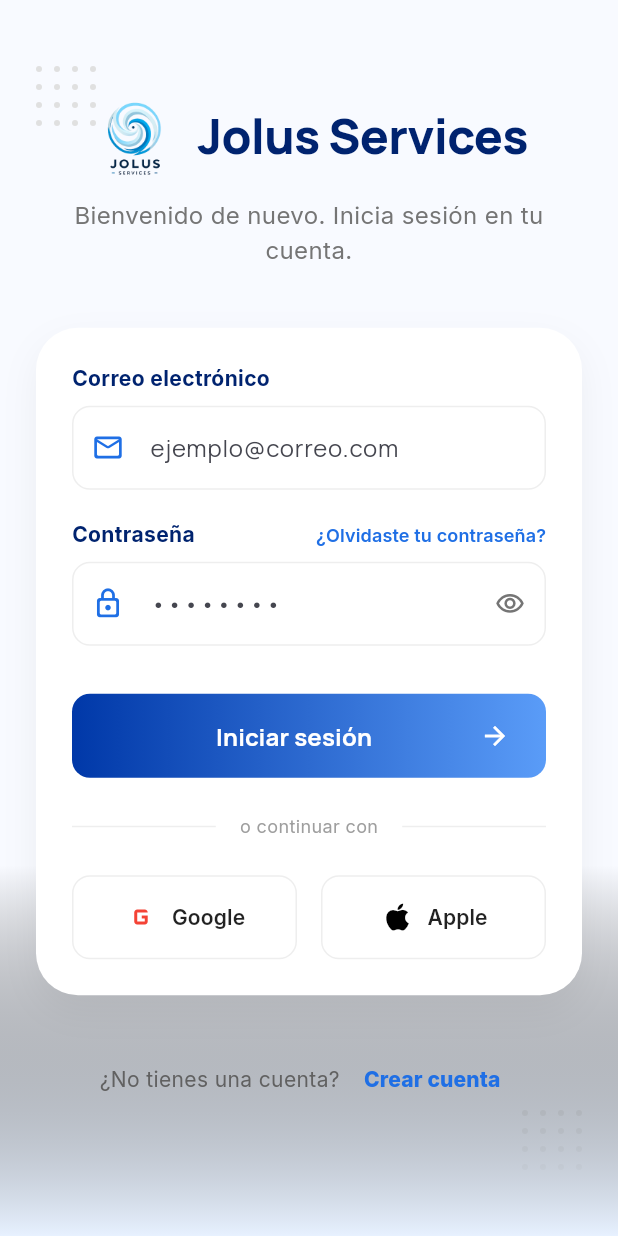
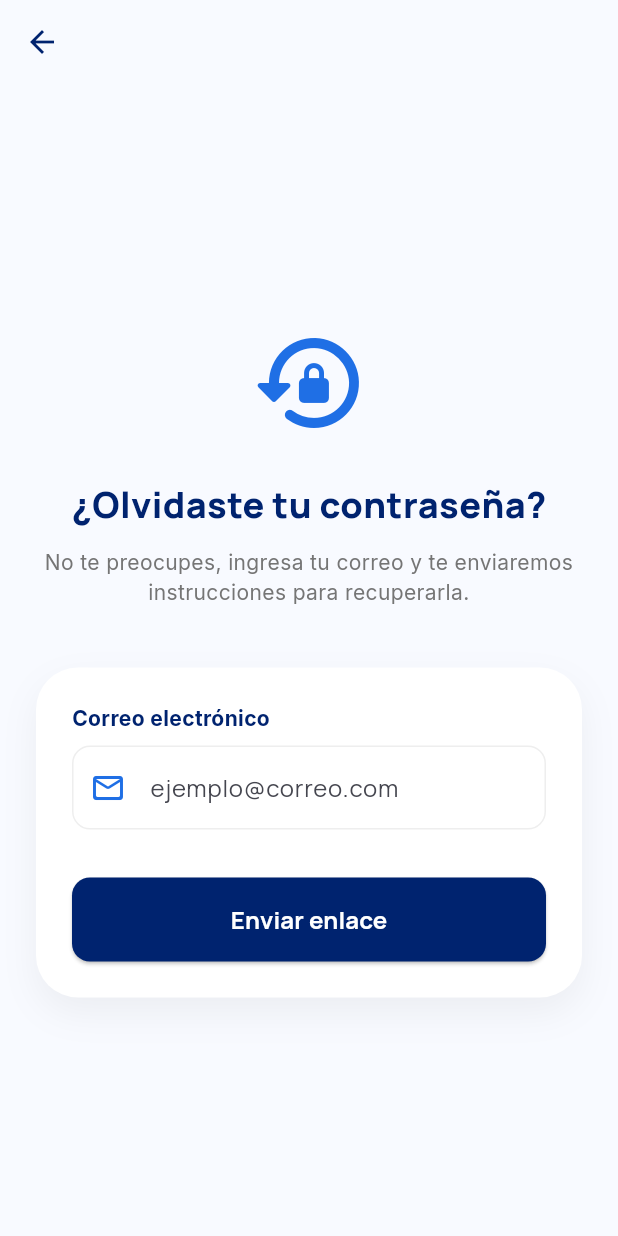
Before and after one commit to jolusservices-lab/jolus_application, a Flutter app: the screen it shows after launch, after a tap on "¿Olvidaste tu contraseña?", on a phone screen of 412 x 824 dp. Run offline on Flutter 3.47's test engine with Material 3 defaults, Android fonts, the phone set to English and light mode, and no system bars; our stand-ins replace app_links, google_fonts, google_sign_in, image_picker, shared_preferences, shimmer and 2 more; accounts and stored records are empty.

Commit message:
Nueva version 30/04/2026 V7 - Implement Forgot Password flow

```diff
--- /dev/null
+++ b/lib/presentation/screens/auth/forgot_password_screen.dart
@@ -0,0 +1,195 @@
+import 'package:flutter/material.dart';
+import 'package:google_fonts/google_fonts.dart';
+import '../../../core/auth_service.dart';
+
+class ForgotPasswordScreen extends StatefulWidget {
+  const ForgotPasswordScreen({super.key});
+
+  @override
+  State<ForgotPasswordScreen> createState() => _ForgotPasswordScreenState();
+}
+
+class _ForgotPasswordScreenState extends State<ForgotPasswordScreen> {
+  final _emailController = TextEditingController();
+  final _authService = AuthService();
+  bool _isLoading = false;
+
+  @override
+  void dispose() {
+    _emailController.dispose();
+    super.dispose();
+  }
+
+  Future<void> _handleResetPassword() async {
+    final email = _emailController.text.trim();
+    if (email.isEmpty) {
+      ScaffoldMessenger.of(context).showSnackBar(
+        const SnackBar(content: Text('Por favor, ingresa tu correo electrónico')),
+      );
+      return;
+    }
+
+    setState(() => _isLoading = true);
+
+    try {
+      await _authService.resetPassword(email);
+      if (mounted) {
+        showDialog(
+          context: context,
+          builder: (context) => AlertDialog(
+            shape: RoundedRectangleBorder(borderRadius: BorderRadius.circular(20)),
+            title: const Icon(Icons.mark_email_read_outlined, color: Color(0xFF1F6FE5), size: 60),
+            content: Column(
+              mainAxisSize: MainAxisSize.min,
+              children: [
+                Text(
+                  'Correo Enviado',
+                  style: GoogleFonts.manrope(
+                    fontSize: 20,
+                    fontWeight: FontWeight.bold,
+                    color: const Color(0xFF00236F),
+                  ),
+                ),
+                const SizedBox(height: 12),
+                Text(
+                  'Hemos enviado un enlace a $email para que puedas restablecer tu contraseña.',
+                  textAlign: TextAlign.center,
+                  style: GoogleFonts.inter(color: Colors.grey[600]),
+                ),
+              ],
+            ),
+            actions: [
+              SizedBox(
+                width: double.infinity,
+                child: ElevatedButton(
+                  onPressed: () {
+                    Navigator.of(context).pop();
+                    Navigator.of(context).pop();
+                  },
+                  style: ElevatedButton.styleFrom(
+                    backgroundColor: const Color(0xFF00236F),
+                    shape: RoundedRectangleBorder(borderRadius: BorderRadius.circular(12)),
+                  ),
+                  child: Text('Entendido', style: GoogleFonts.manrope(color: Colors.white, fontWeight: FontWeight.bold)),
+                ),
+              ),
+            ],
+          ),
+        );
+      }
+    } catch (e) {
+      if (mounted) {
+        ScaffoldMessenger.of(context).showSnackBar(
+          SnackBar(content: Text('Error: $e'), backgroundColor: Colors.red),
+        );
+      }
+    } finally {
+      if (mounted) setState(() => _isLoading = false);
+    }
+  }
+
+  @override
+  Widget build(BuildContext context) {
+    return Scaffold(
+      backgroundColor: const Color(0xFFF8FAFF),
+      appBar: AppBar(
+        backgroundColor: Colors.transparent,
+        elevation: 0,
+        leading: IconButton(
+          icon: const Icon(Icons.arrow_back, color: Color(0xFF00236F)),
+          onPressed: () => Navigator.pop(context),
+        ),
+      ),
+      body: Center(
+        child: SingleChildScrollView(
+          padding: const EdgeInsets.symmetric(horizontal: 24.0),
+          child: Column(
+            children: [
+              const Icon(Icons.lock_reset_rounded, size: 80, color: Color(0xFF1F6FE5)),
+              const SizedBox(height: 24),
+              Text(
+                '¿Olvidaste tu contraseña?',
+                style: GoogleFonts.manrope(
+                  fontSize: 24,
+                  fontWeight: FontWeight.w800,
+                  color: const Color(0xFF00236F),
+                ),
+              ),
+              const SizedBox(height: 12),
+              Text(
+                'No te preocupes, ingresa tu correo y te enviaremos instrucciones para recuperarla.',
+                textAlign: TextAlign.center,
+                style: GoogleFonts.inter(fontSize: 14, color: Colors.grey[600]),
+              ),
+              const SizedBox(height: 40),
+              Container(
+                padding: const EdgeInsets.all(24),
+                decoration: BoxDecoration(
+                  color: Colors.white,
+                  borderRadius: BorderRadius.circular(28),
+                  boxShadow: [
+                    BoxShadow(color: Colors.black.withOpacity(0.05), blurRadius: 20, offset: const Offset(0, 10)),
+                  ],
+                ),
+                child: Column(
+                  crossAxisAlignment: CrossAxisAlignment.start,
+                  children: [
+                    Text(
+                      'Correo electrónico',
+                      style: GoogleFonts.inter(
+                        fontSize: 14,
+                        fontWeight: FontWeight.w700,
+                        color: const Color(0xFF00236F),
+                      ),
+                    ),
+                    const SizedBox(height: 8),
+                    TextField(
+                      controller: _emailController,
+                      keyboardType: TextInputType.emailAddress,
+                      decoration: InputDecoration(
+                        hintText: 'ejemplo@correo.com',
+                        prefixIcon: const Icon(Icons.mail_outline_rounded, color: Color(0xFF1F6FE5)),
+                        filled: true,
+                        fillColor: Colors.white,
+                        border: OutlineInputBorder(
+                          borderRadius: BorderRadius.circular(12),
+                          borderSide: BorderSide(color: Colors.grey[200]!),
+                        ),
+                        enabledBorder: OutlineInputBorder(
+                          borderRadius: BorderRadius.circular(12),
+                          borderSide: BorderSide(color: Colors.grey[200]!),
+                        ),
+                      ),
+                    ),
+                    const SizedBox(height: 32),
+                    SizedBox(
+                      width: double.infinity,
+                      height: 56,
+                      child: ElevatedButton(
+                        onPressed: _isLoading ? null : _handleResetPassword,
+                        style: ElevatedButton.styleFrom(
+                          backgroundColor: const Color(0xFF00236F),
+                          shape: RoundedRectangleBorder(borderRadius: BorderRadius.circular(12)),
+                        ),
+                        child: _isLoading
+                          ? const CircularProgressIndicator(color: Colors.white)
+                          : Text(
+                              'Enviar enlace',
+                              style: GoogleFonts.manrope(
+                                fontSize: 16,
+                                fontWeight: FontWeight.bold,
+                                color: Colors.white,
+                              ),
+                            ),
+                      ),
+                    ),
+                  ],
+                ),
+              ),
+            ],
+          ),
+        ),
+      ),
+    );
+  }
+}
--- a/lib/presentation/screens/auth/login_screen.dart
+++ b/lib/presentation/screens/auth/login_screen.dart
@@ -8,6 +8,7 @@
 import '../../../core/providers/user_provider.dart';
 import 'register_screen.dart';
 import 'welcome_screen.dart';
+import 'forgot_password_screen.dart';
 
 class LoginScreen extends StatefulWidget {
   const LoginScreen({super.key});
@@ -238,7 +239,10 @@
                                   ),
                                 ),
                                 TextButton(
-                                  onPressed: () {},
+                                  onPressed: () => Navigator.push(
+                                    context,
+                                    MaterialPageRoute(builder: (context) => const ForgotPasswordScreen()),
+                                  ),
                                   style: TextButton.styleFrom(
                                     padding: EdgeInsets.zero,
                                     minimumSize: Size.zero,
```
Also changed, not shown: lib/core/auth_service.dart (+23 -0 lines), lib/main.dart (+11 -0 lines), lib/presentation/screens/auth/update_password_screen.dart (added, +236 -0 lines).
